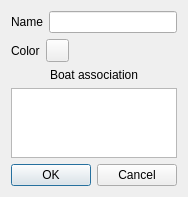
Old version of the form src/Ui/DialogEditBarrier.ui in the repository nohal/qtVlm.
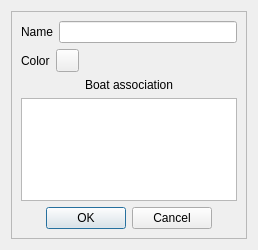
New version of the form.

What changed in the file:
```diff
--- a/src/Ui/DialogEditBarrier.ui
+++ b/src/Ui/DialogEditBarrier.ui
@@ -6,8 +6,8 @@
    <rect>
     <x>0</x>
     <y>0</y>
-    <width>179</width>
-    <height>188</height>
+    <width>258</width>
+    <height>250</height>
    </rect>
   </property>
   <property name="windowTitle">
@@ -15,6 +15,21 @@
   </property>
   <layout class="QVBoxLayout" name="verticalLayout">
    <item>
+    <widget class="QScrollArea" name="scrollArea">
+     <property name="widgetResizable">
+      <bool>true</bool>
+     </property>
+     <widget class="QWidget" name="scrollAreaWidgetContents">
+      <property name="geometry">
+       <rect>
+        <x>0</x>
+        <y>0</y>
+        <width>238</width>
+        <height>230</height>
+       </rect>
+      </property>
+      <layout class="QVBoxLayout" name="verticalLayout_2">
+       <item>
     <layout class="QHBoxLayout" name="horizontalLayout">
      <item>
       <widget class="QLabel" name="label">
@@ -111,6 +126,10 @@
      <property name="centerButtons">
       <bool>true</bool>
      </property>
+        </widget>
+       </item>
+      </layout>
+     </widget>
     </widget>
    </item>
   </layout>
```
Lines whose indentation alone changed are shown as unchanged.
